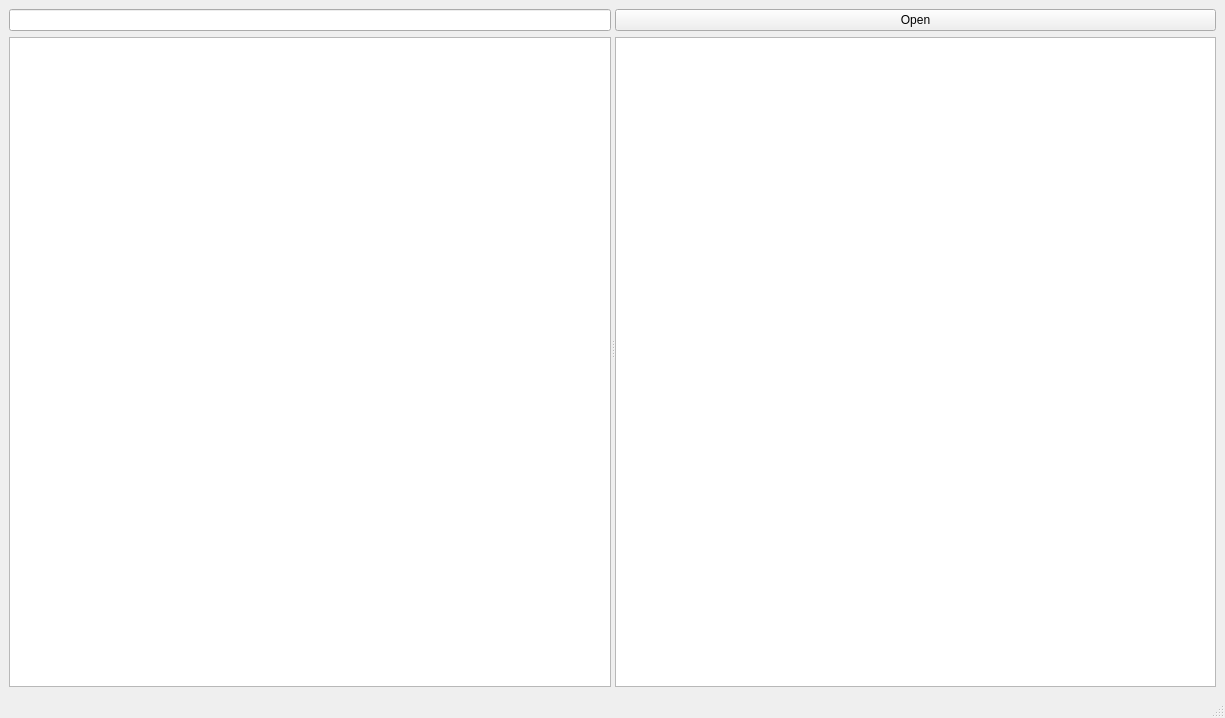
XRay3D/SVD_Viewer, file mainwindow.ui: the form before one commit.
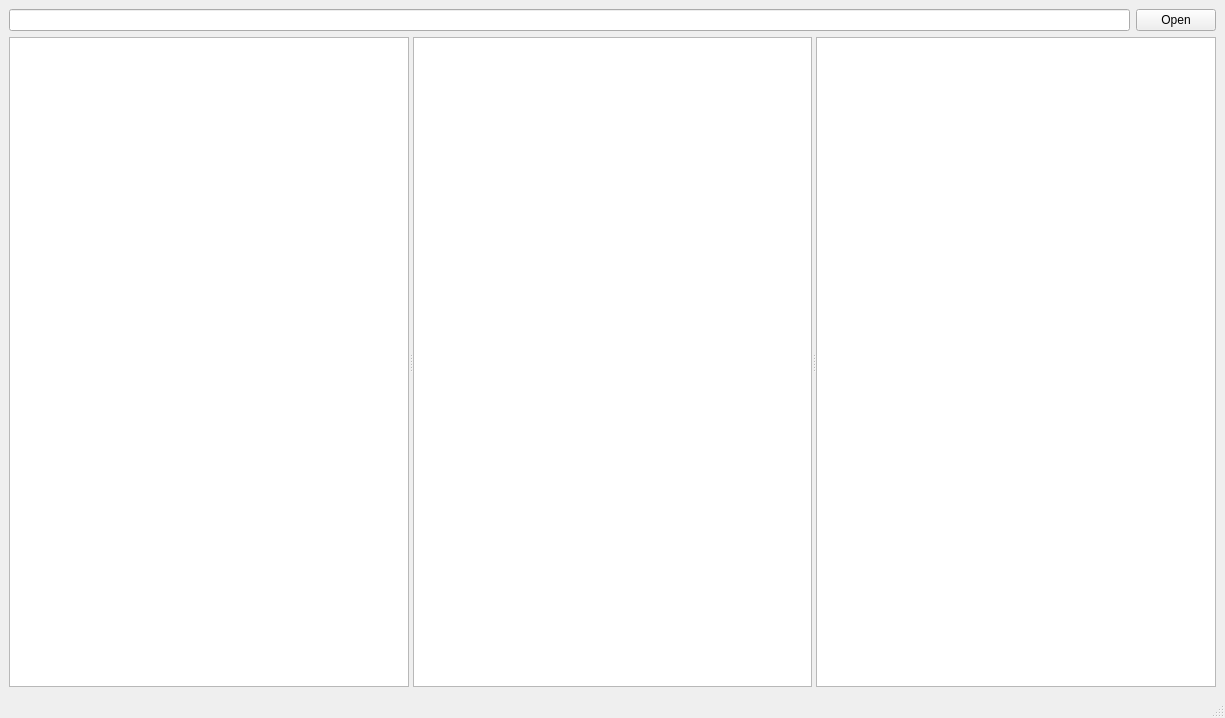
The form after the commit.

```diff
--- a/mainwindow.ui
+++ b/mainwindow.ui
@@ -14,56 +14,65 @@
    <string>MainWindow</string>
   </property>
   <widget class="QWidget" name="centralwidget">
-   <layout class="QVBoxLayout" name="verticalLayout_3">
+   <layout class="QVBoxLayout" name="verticalLayout" stretch="0,1">
     <item>
-     <widget class="QSplitter" name="splitter">
-      <property name="orientation">
-       <enum>Qt::Orientation::Horizontal</enum>
-      </property>
-      <widget class="QWidget" name="">
-       <layout class="QVBoxLayout" name="verticalLayout">
+     <layout class="QHBoxLayout" name="horizontalLayout" stretch="1,0">
         <item>
          <widget class="QLineEdit" name="lePath"/>
         </item>
         <item>
-         <widget class="QTreeView" name="treeView">
-          <property name="alternatingRowColors">
-           <bool>true</bool>
-          </property>
-          <property name="selectionMode">
-           <enum>QAbstractItemView::SelectionMode::ContiguousSelection</enum>
-          </property>
-          <property name="textElideMode">
-           <enum>Qt::TextElideMode::ElideMiddle</enum>
-          </property>
-          <property name="horizontalScrollMode">
-           <enum>QAbstractItemView::ScrollMode::ScrollPerItem</enum>
-          </property>
-          <property name="animated">
-           <bool>true</bool>
-          </property>
-         </widget>
-        </item>
-       </layout>
-      </widget>
-      <widget class="QWidget" name="">
-       <layout class="QVBoxLayout" name="verticalLayout_2">
-        <item>
          <widget class="QPushButton" name="pbOpen">
           <property name="text">
            <string>Open</string>
           </property>
          </widget>
         </item>
+     </layout>
+    </item>
         <item>
+     <widget class="QSplitter" name="splitter">
+      <property name="orientation">
+       <enum>Qt::Orientation::Horizontal</enum>
+      </property>
+      <widget class="QTreeView" name="treeView">
+       <property name="alternatingRowColors">
+        <bool>true</bool>
+       </property>
+       <property name="selectionMode">
+        <enum>QAbstractItemView::SelectionMode::ContiguousSelection</enum>
+       </property>
+       <property name="textElideMode">
+        <enum>Qt::TextElideMode::ElideMiddle</enum>
+       </property>
+       <property name="horizontalScrollMode">
+        <enum>QAbstractItemView::ScrollMode::ScrollPerItem</enum>
+       </property>
+       <property name="animated">
+        <bool>true</bool>
+       </property>
+      </widget>
+      <widget class="QTreeView" name="treeView_2">
+       <property name="alternatingRowColors">
+        <bool>true</bool>
+       </property>
+       <property name="selectionMode">
+        <enum>QAbstractItemView::SelectionMode::ContiguousSelection</enum>
+       </property>
+       <property name="textElideMode">
+        <enum>Qt::TextElideMode::ElideMiddle</enum>
+       </property>
+       <property name="horizontalScrollMode">
+        <enum>QAbstractItemView::ScrollMode::ScrollPerItem</enum>
+       </property>
+       <property name="animated">
+        <bool>true</bool>
+       </property>
+      </widget>
          <widget class="QTextEdit" name="textEdit">
           <property name="lineWrapMode">
            <enum>QTextEdit::LineWrapMode::NoWrap</enum>
           </property>
          </widget>
-        </item>
-       </layout>
-      </widget>
      </widget>
     </item>
    </layout>
```
Left out of the diff: 2 changed lines with no effect on the pictures. Lines whose indentation alone changed are shown as unchanged.
